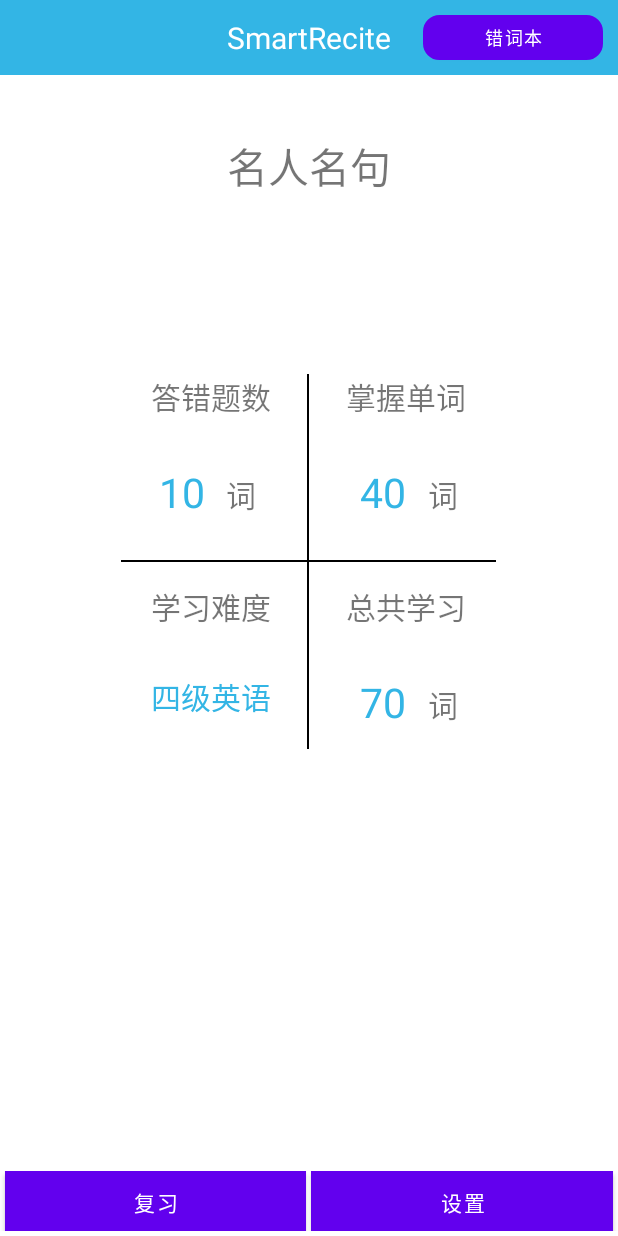
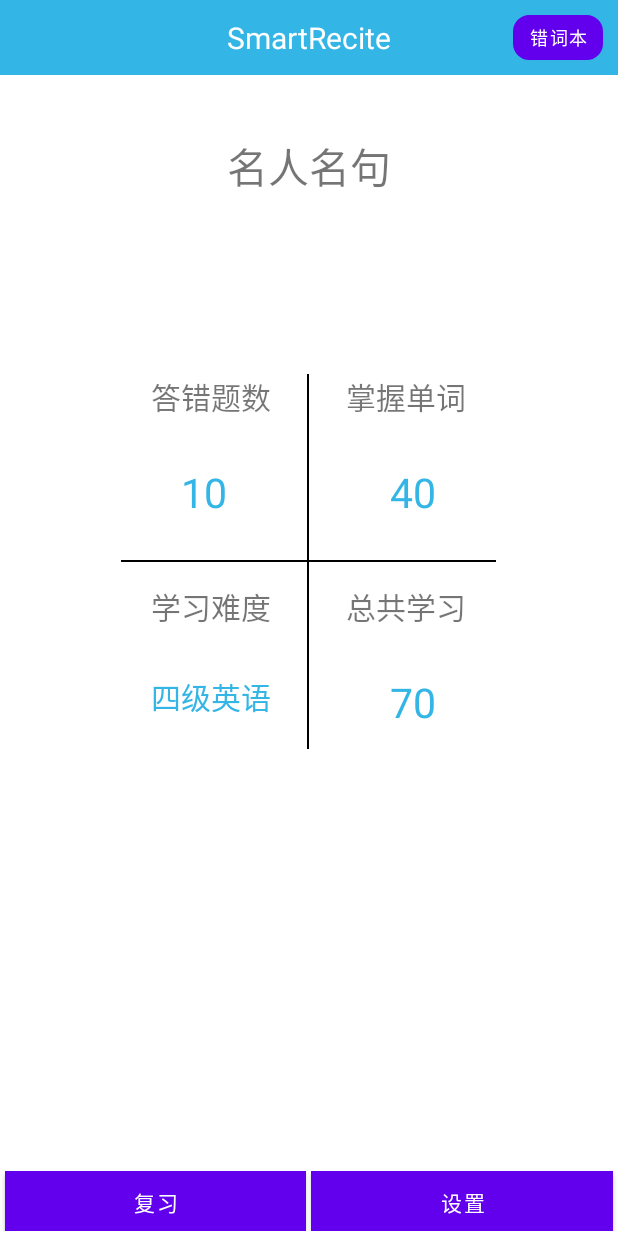
Before and after one commit to Kuludu/SmartRecite, an Android app: the HomeActivity screen opened directly, with no data from a screen before it, after a tap on "复习", on a phone screen of 412 x 824 dp. Run offline under Robolectric (Android 15) with nearby library versions, the phone set to English and light mode, and no system bars; 2 statements that could not run were skipped.

Commit message:
Update layout

```diff
--- a/app/src/main/res/layout/activity_home.xml
+++ b/app/src/main/res/layout/activity_home.xml
@@ -22,7 +22,7 @@
 
         <Button
             android:id="@+id/wrong_btn"
-            android:layout_width="120dp"
+            android:layout_width="60dp"
             android:layout_height="30dp"
             android:layout_alignParentRight="true"
             android:layout_centerVertical="true"
--- a/app/src/main/res/layout/study_frame.xml
+++ b/app/src/main/res/layout/study_frame.xml
@@ -91,20 +91,13 @@
             android:id="@+id/wrong_text"
             android:layout_width="wrap_content"
             android:layout_height="wrap_content"
-            android:layout_marginLeft="25dp"
+            android:layout_marginLeft="40dp"
             android:layout_marginTop="60dp"
             android:text="10"
             android:textColor="@android:color/holo_blue_light"
             android:textSize="27sp" />
 
-        <TextView
-            android:layout_width="wrap_content"
-            android:layout_height="wrap_content"
-            android:layout_gravity="center_horizontal"
-            android:layout_marginLeft="70dp"
-            android:layout_marginTop="65dp"
-            android:text="词"
-            android:textSize="20sp" />
+
 
         <TextView
             android:id="@+id/difficulty_text"
@@ -122,19 +115,11 @@
             android:layout_height="wrap_content"
             android:layout_alignParentRight="true"
             android:layout_marginTop="200dp"
-            android:layout_marginRight="60dp"
+            android:layout_marginRight="40dp"
             android:text="70"
             android:textColor="@android:color/holo_blue_light"
             android:textSize="27sp" />
 
-        <TextView
-            android:layout_width="wrap_content"
-            android:layout_height="wrap_content"
-            android:layout_alignParentRight="true"
-            android:layout_marginTop="205dp"
-            android:layout_marginRight="25dp"
-            android:text="@string/word"
-            android:textSize="20sp" />
 
         <TextView
             android:id="@+id/already_mastered"
@@ -142,18 +127,10 @@
             android:layout_height="wrap_content"
             android:layout_alignParentRight="true"
             android:layout_marginTop="60dp"
-            android:layout_marginRight="60dp"
+            android:layout_marginRight="40dp"
             android:text="40"
             android:textColor="@android:color/holo_blue_light"
             android:textSize="27sp" />
 
-        <TextView
-            android:layout_width="wrap_content"
-            android:layout_height="wrap_content"
-            android:layout_alignParentRight="true"
-            android:layout_marginTop="65dp"
-            android:layout_marginRight="25dp"
-            android:text="@string/word"
-            android:textSize="20sp" />
     </RelativeLayout>
 </LinearLayout>
--- a/app/src/main/res/values/strings.xml
+++ b/app/src/main/res/values/strings.xml
@@ -22,5 +22,4 @@
     <string name="masterWords">掌握单词</string>
     <string name="difficultyLearning">学习难度</string>
     <string name="totalStudy">总共学习</string>
-    <string name="word">词</string>
 </resources>
```
Also changed, not shown: app/src/main/res/mipmap/background_3.png (added), app/src/main/res/mipmap/background_4.png (added), app/src/main/res/mipmap/background_5.png (added), 2 other files.
